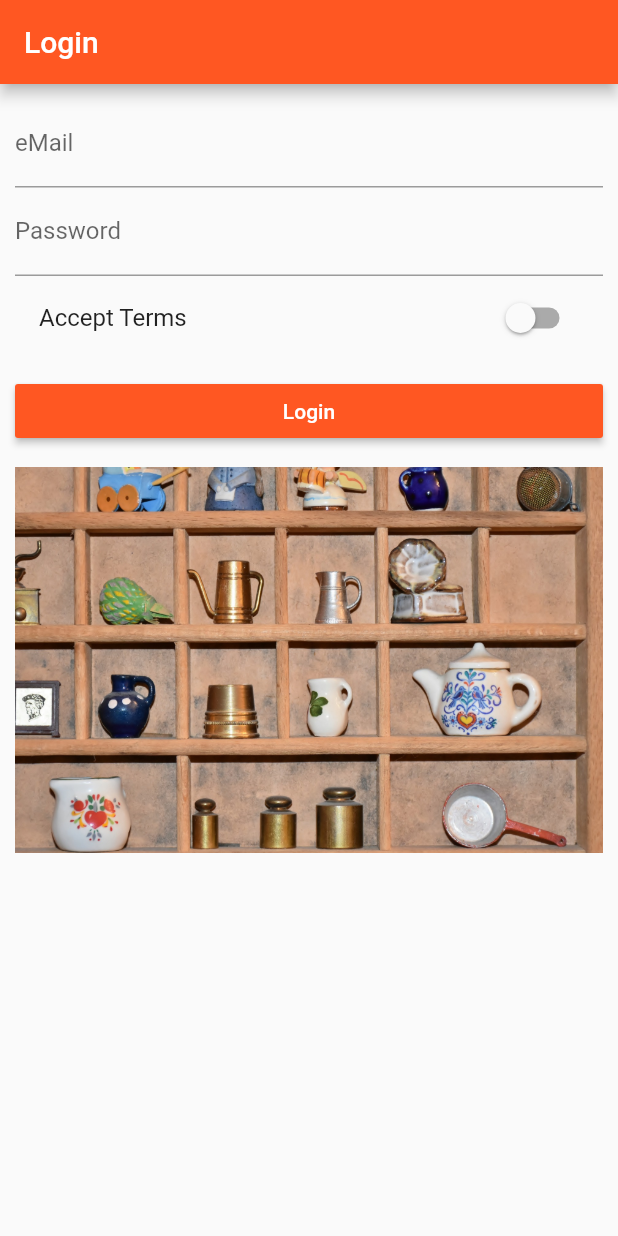
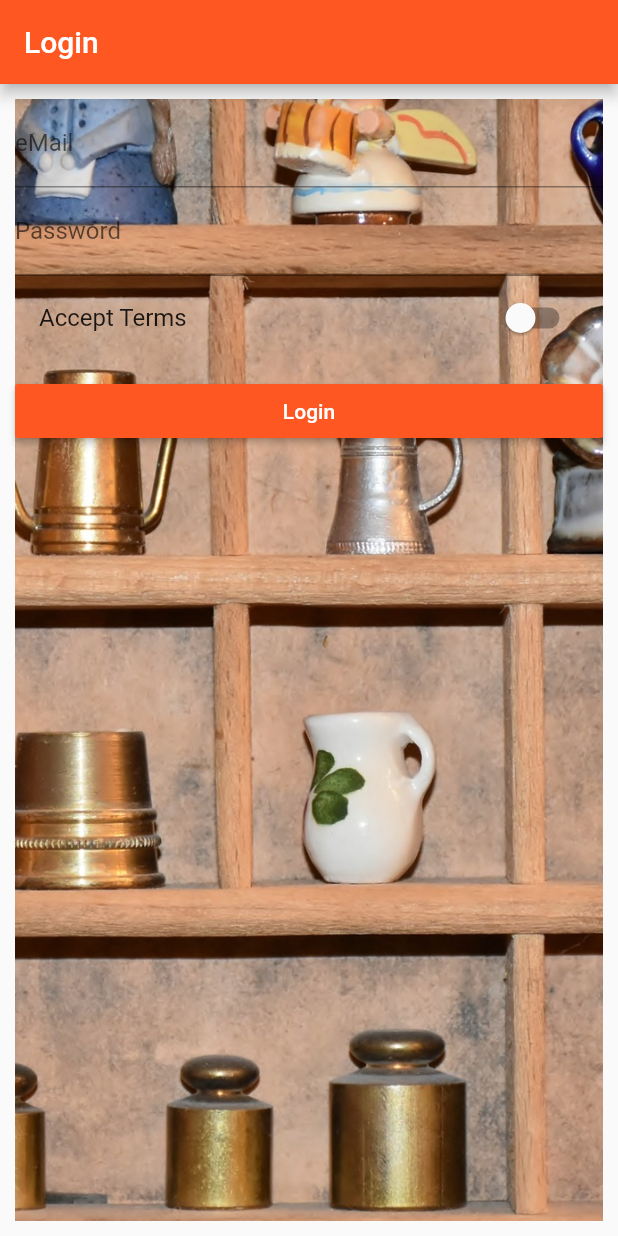
Before and after one commit to zhaoshengjun/easy_list, a Flutter app: the screen it shows after launch, on a phone screen of 412 x 824 dp. Run offline on Flutter 3.47's test engine with Material 2 defaults, Android fonts, the phone set to English and light mode, and no system bars; Roboto replaces fonts that are missing (Google Sans).

Commit message:
add fit for background image

```diff
--- a/lib/pages/auth.dart
+++ b/lib/pages/auth.dart
@@ -19,7 +19,8 @@ class _AuthPageState extends State<AuthPage> {
         title: Text('Login'),
       ),
       body: Container(
-          decoration: BoxDecoration(image: DecorationImage(image: AssetImage('assets/background.jpg'))),
+          decoration:
+              BoxDecoration(image: DecorationImage(fit: BoxFit.cover, image: AssetImage('assets/background.jpg'))),
           margin: EdgeInsets.all(10.0),
           child: ListView(
             children: <Widget>[
```
